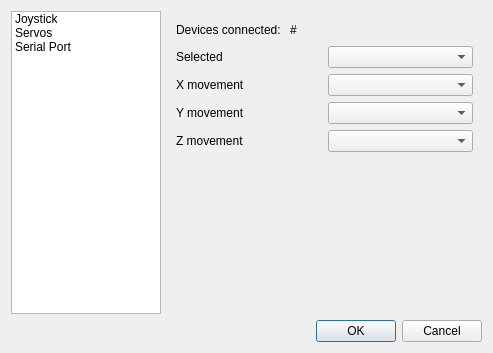
The window that Code/optionswindow.ui (jmigual/ETSEIB-deltaRobot) describes before a commit, drawn with Qt 5.
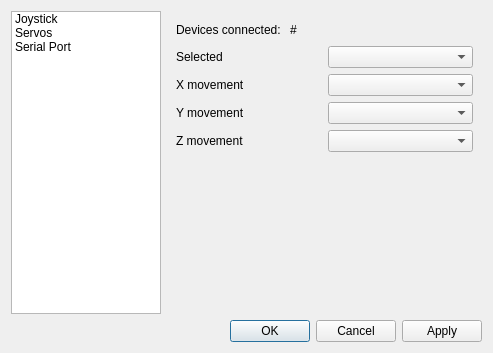
The same window after the commit.

Commit message: Added apply button

What changed in the file:
```diff
--- a/Code/optionswindow.ui
+++ b/Code/optionswindow.ui
@@ -458,7 +458,7 @@
       <enum>Qt::Horizontal</enum>
      </property>
      <property name="standardButtons">
-      <set>QDialogButtonBox::Cancel|QDialogButtonBox::Ok</set>
+      <set>QDialogButtonBox::Apply|QDialogButtonBox::Cancel|QDialogButtonBox::Ok</set>
      </property>
     </widget>
    </item>
```
The commit also changes 10 other files.
